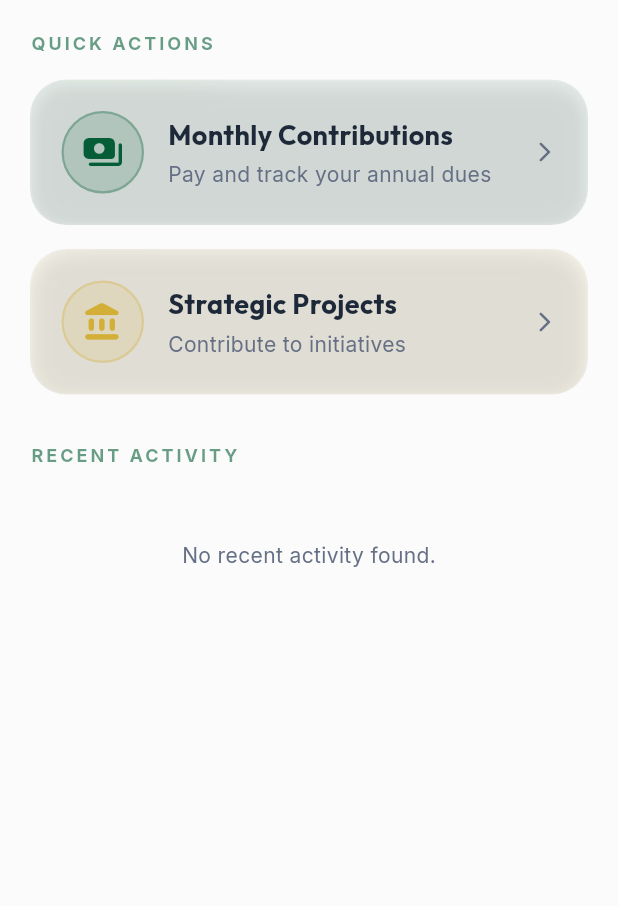
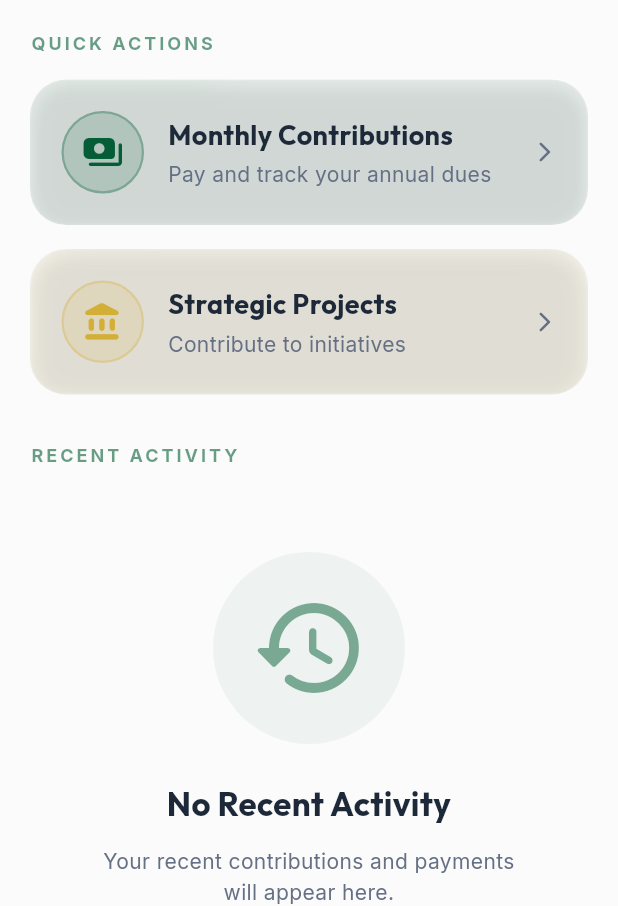
Before and after one commit to SharifIbrahimDev/-miftah-alumni, a Flutter app: the MemberDashboard screen opened directly, on a phone screen of 412 x 824 dp, the part 330-1236 px from its top. Run offline on Flutter 3.47's test engine with Material 3 defaults, Android fonts, the phone set to English and light mode, and no system bars; drawn by our look-alikes of flutter_animate; our stand-ins replace fl_chart, flip_card, flutter_local_notifications, flutter_secure_storage, flutter_spinkit, google_fonts and 5 more; missing offline and left inert: local_auth_platform_interface; accounts and stored records are empty; network calls fail.

Commit message:
feat(ui): unify custom widgets and empty states across dashboards

```diff
--- a/miftah_mobile/lib/presentation/screens/dashboard/member_dashboard.dart
+++ b/miftah_mobile/lib/presentation/screens/dashboard/member_dashboard.dart
@@ -9,6 +9,7 @@ import '../profile/profile_screen.dart';
 import '../contributions/monthly_contribution_screen.dart';
 import '../projects/project_list_screen.dart';
 import '../../widgets/app_drawer.dart';
+import '../../widgets/empty_state_widget.dart';
 
 class MemberDashboard extends StatefulWidget {
   const MemberDashboard({super.key});
@@ -237,14 +238,10 @@ class _MemberDashboardState extends State<MemberDashboard> {
         final activities = provider.myContributions;
 
         if (activities.isEmpty) {
-          return Center(
-            child: Padding(
-              padding: const EdgeInsets.symmetric(vertical: 32),
-              child: Text(
-                'No recent activity found.',
-                style: GoogleFonts.inter(color: AppColors.textSecondary),
-              ),
-            ),
+          return const EmptyStateWidget(
+            icon: Icons.history_rounded,
+            title: 'No Recent Activity',
+            subtitle: 'Your recent contributions and payments will appear here.',
           );
         }
 
--- a/miftah_mobile/lib/presentation/screens/dashboard/president_dashboard.dart
+++ b/miftah_mobile/lib/presentation/screens/dashboard/president_dashboard.dart
@@ -15,6 +15,7 @@ import '../transactions/transaction_list_screen.dart';
 import '../projects/project_list_screen.dart';
 import '../../widgets/app_drawer.dart';
 import 'package:miftah_mobile/core/services/report_service.dart';
+import '../../widgets/empty_state_widget.dart';
 
 class PresidentDashboard extends StatefulWidget {
   const PresidentDashboard({super.key});
@@ -524,8 +525,10 @@ class _PresidentDashboardState extends State<PresidentDashboard> {
         if (dashboard.isLoading) return const Center(child: CircularProgressIndicator());
         final recentList = dashboard.stats?['recent_monthly'] as List? ?? [];
         if (recentList.isEmpty) {
-          return Center(
-            child: Text('No recent activity', style: GoogleFonts.inter(color: Colors.white54)),
+          return const EmptyStateWidget(
+            icon: Icons.history_rounded,
+            title: 'No Recent Activity',
+            subtitle: 'There is no recent activity to display right now.',
           );
         }
 
```
Also changed, not shown: miftah_mobile/lib/presentation/screens/dashboard/cashier_dashboard.dart (+5 -5 lines), miftah_mobile/lib/presentation/screens/dashboard/registrar_dashboard.dart (+5 -8 lines), miftah_mobile/lib/presentation/screens/transactions/transaction_list_screen.dart (+6 -6 lines).
